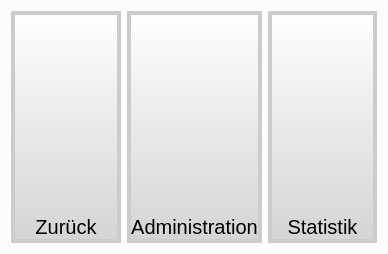
First picture: the form in admin.ui, repository fsiwi-hka/coffeesale, before the edit.
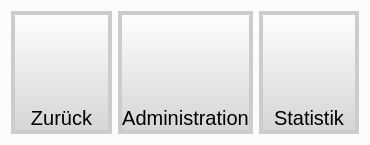
Second picture: the form after the edit. Icons and pictures are not drawn.

Diff of the .ui file:
```diff
--- a/admin.ui
+++ b/admin.ui
@@ -6,8 +6,8 @@
    <rect>
     <x>0</x>
     <y>0</y>
-    <width>388</width>
-    <height>254</height>
+    <width>370</width>
+    <height>145</height>
    </rect>
   </property>
   <property name="windowTitle">
```
